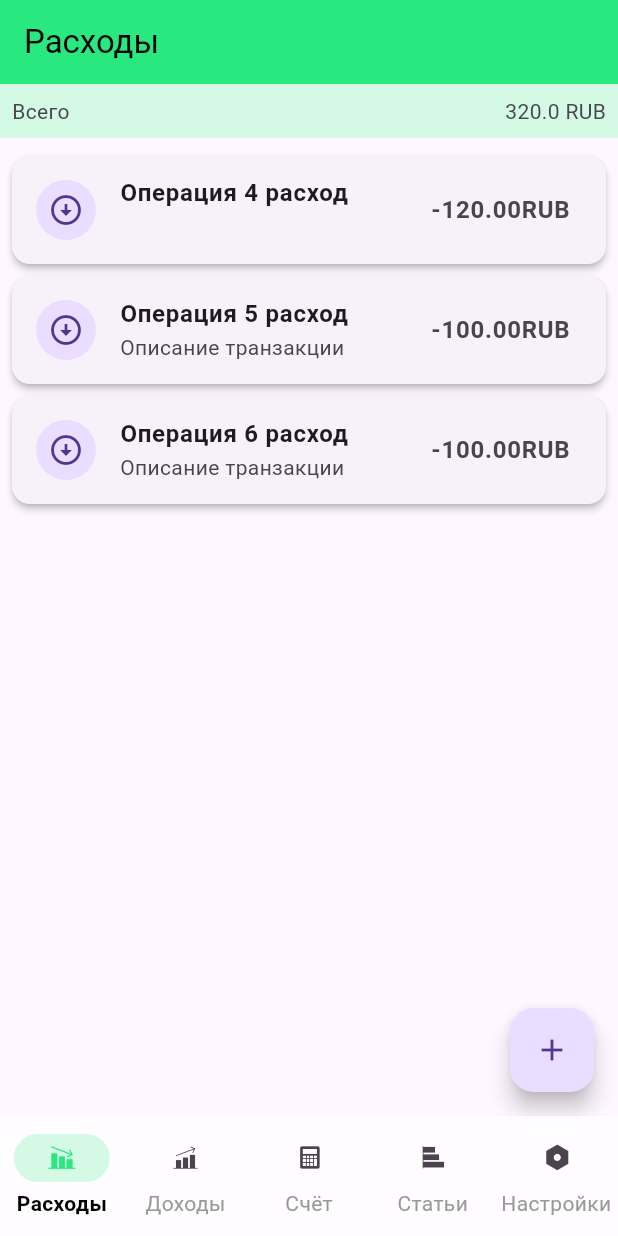
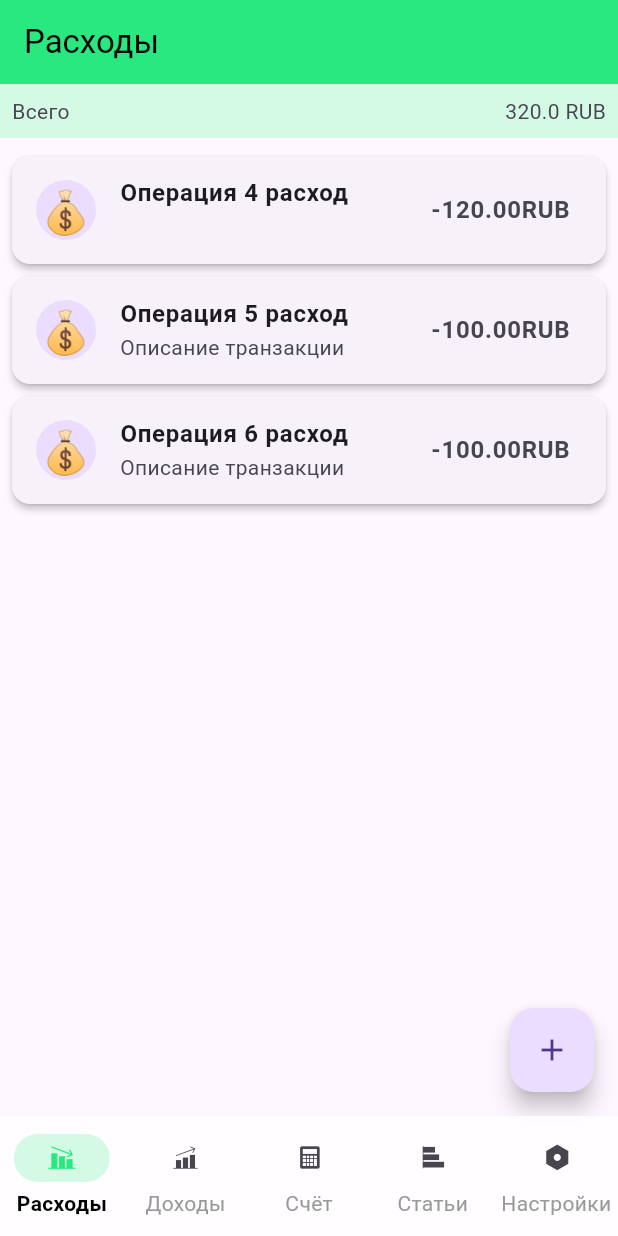
Before and after one commit to pablobagdal/CoinsIO, a Flutter app: the screen it shows after launch, on a phone screen of 412 x 824 dp. Run offline on Flutter 3.47's test engine with Material 3 defaults, Android fonts, the phone set to English and light mode, and no system bars; our stand-ins replace flutter_bloc, freezed_annotation; generated files the repository leaves out were written again.

Commit message:
remove icon, add text with emoji

```diff
--- a/lib/ui/pages/financial_list_page.dart
+++ b/lib/ui/pages/financial_list_page.dart
@@ -141,10 +141,9 @@ class _FinancialListPageState extends State<FinancialListPage> {
                         margin: const EdgeInsets.symmetric(vertical: 4.0),
                         child: ListTile(
                           leading: CircleAvatar(
-                            child: Icon(
-                              widget.isIncome
-                                  ? Icons.arrow_circle_up
-                                  : Icons.arrow_circle_down,
+                            child: Text(
+                              filteredTransactions[index].category.emoji,
+                              style: TextStyle(fontSize: 28),
                             ),
                           ),
                           title: Text(
```
